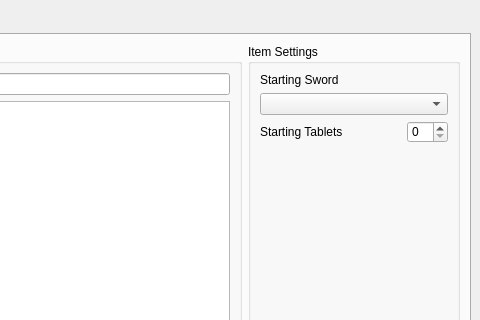
Above: gui/ui/main.ui from mint-choc-chip-skyblade/sshd-rando before the change; both pictures show x 720 to 1200 and y 0 to 320 of the 1200 by 800 pixel window. Below: the same form after it.
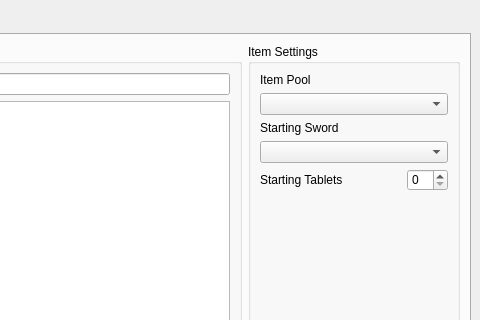
That is the form after the change.

Commit message: Replace scrap shop upgrades setting with item pool setting

The edit to the form file:
```diff
--- a/gui/ui/main.ui
+++ b/gui/ui/main.ui
@@ -1471,6 +1471,16 @@
            <string>Item Settings</string>
           </property>
           <layout class="QVBoxLayout" name="verticalLayout_29">
+           <item>
+            <widget class="QLabel" name="item_pool_label">
+             <property name="text">
+              <string>Item Pool</string>
+             </property>
+            </widget>
+           </item>
+           <item>
+            <widget class="QComboBox" name="setting_item_pool"/>
+           </item>
            <item>
             <widget class="QLabel" name="starting_sword_label">
              <property name="text">
```
The commit also changes 9 other files.
